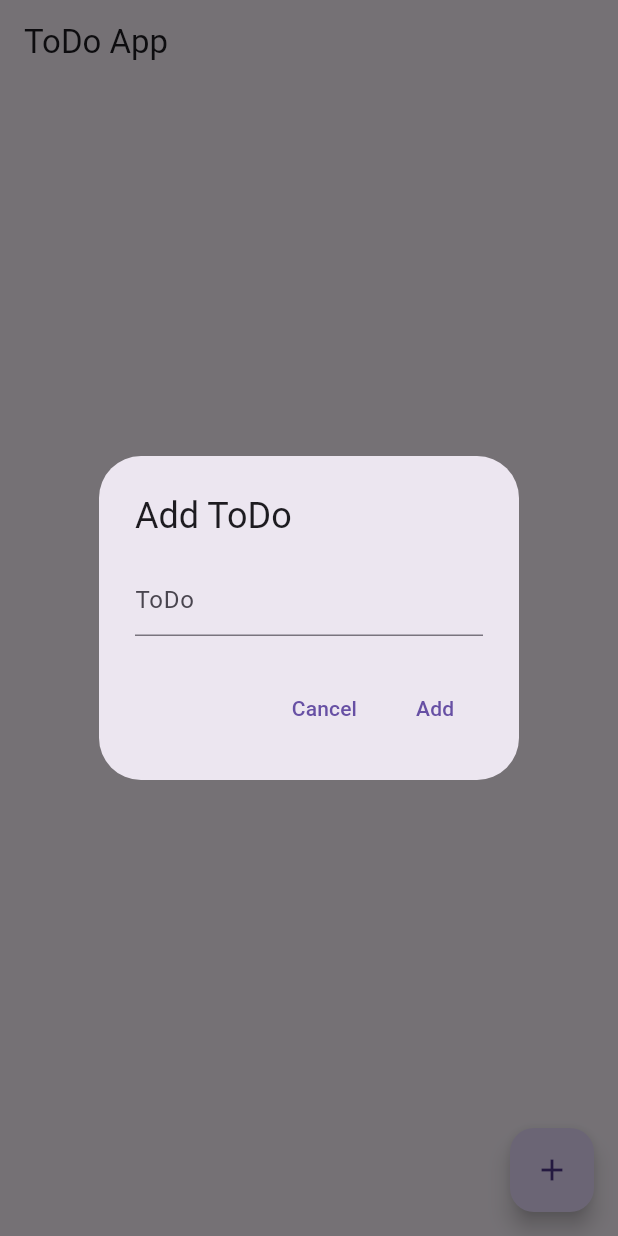
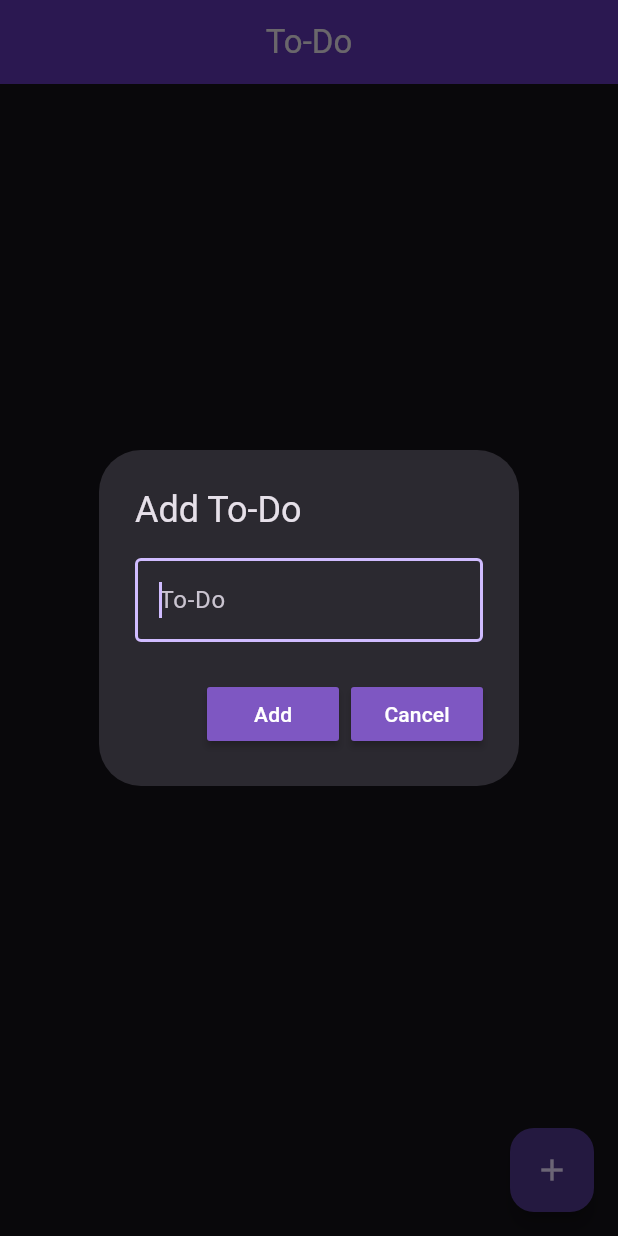
Before and after one commit to dumaloo/todo_getX_hive, a Flutter app: the screen it shows after launch, after a tap on the "add" icon, on a phone screen of 412 x 824 dp. Run offline on Flutter 3.47's test engine with Material 3 defaults, Android fonts, the light colour scheme and no system bars; our stand-ins replace get, hive; accounts and stored records are empty.

Commit message:
feat:update delete todo feat and UI;changed theme improved look and feel of todo app

```diff
--- a/lib/main.dart
+++ b/lib/main.dart
@@ -12,6 +12,8 @@ class MyApp extends StatelessWidget {
   @override
   Widget build(BuildContext context) {
     return GetMaterialApp(
+      debugShowCheckedModeBanner: false,
+      theme: ThemeData.dark(),
       home: HomeScreen(),
     );
   }
--- a/lib/screens/home_screen.dart
+++ b/lib/screens/home_screen.dart
@@ -14,19 +14,17 @@ class HomeScreen extends StatelessWidget {
       context: Get.context!,
       builder: (BuildContext context) {
         return AlertDialog(
-          title: Text(editingIndex == -1 ? 'Add ToDo' : 'Edit ToDo'),
+          title: Text(editingIndex == -1 ? 'Add To-Do' : 'Edit To-Do'),
           content: TextField(
             controller: editingController,
-            decoration: InputDecoration(hintText: 'ToDo'),
+            decoration: const InputDecoration(
+              hintText: 'To-Do',
+              border: OutlineInputBorder(),
+            ),
+            autofocus: true,
           ),
           actions: [
-            TextButton(
-              onPressed: () {
-                Get.back(); // Close the dialog without adding ToDo
-              },
-              child: Text('Cancel'),
-            ),
-            TextButton(
+            MaterialButton(
               onPressed: () {
                 if (editingIndex == -1) {
                   toDoController.addTodo(editingController.text);
@@ -38,7 +36,16 @@ class HomeScreen extends StatelessWidget {
                 editingController.text = ''; // Clear the text field
                 Get.back(); // Close the dialog
               },
-              child: Text('Add'),
+              color: Colors.deepPurple[400],
+              child: const Text('Add'),
+            ),
+            MaterialButton(
+              onPressed: () {
+                editingController.text = '';
+                Get.back(); // Close the dialog without adding ToDo
+              },
+              color: Colors.deepPurple[400],
+              child: const Text('Cancel'),
             ),
           ],
         );
@@ -51,7 +58,9 @@ class HomeScreen extends StatelessWidget {
     return GetBuilder<ToDoController>(builder: (toDoController) {
       return Scaffold(
         appBar: AppBar(
-          title: Text('ToDo App'),
+          centerTitle: true,
+          title: const Text('To-Do'),
+          backgroundColor: Colors.deepPurple[600],
         ),
         body: Column(
           children: [
@@ -60,32 +69,47 @@ class HomeScreen extends StatelessWidget {
                 itemCount: toDoController.toDos.length,
                 itemBuilder: (context, index) {
                   var todo = toDoController.toDos[index];
-                  return ListTile(
+                  return Dismissible(
+                    key: UniqueKey(), // Provide a unique key
+                    onDismissed: (direction) {
+                      toDoController.removeTodo(index);
+                      toDoController.update();
+                      Get.snackbar(
+                        'Task Removed',
+                        'Task Removed',
+                        duration: const Duration(seconds: 2),
+                      );
+                    },
+                    background: Container(
+                      color: Colors.red[400],
+                      alignment: Alignment.centerRight,
+                      padding: const EdgeInsets.only(right: 16.0),
+                      child: const Icon(Icons.delete, color: Colors.white),
+                    ),
+                    child: ListTile(
                       title: Text(
                         todo.title,
                         style: TextStyle(
                           decoration: todo.isCompleted
                               ? TextDecoration.lineThrough
                               : TextDecoration.none,
-                        color: todo.isCompleted ? Colors.red : Colors.black,
+                          color: todo.isCompleted ? Colors.grey : Colors.white,
                         ),
                       ),
-                    trailing: Checkbox(
+                      leading: Checkbox(
                         value: todo.isCompleted,
                         onChanged: (value) {
                           toDoController.toggleTodoStatus(index);
                           toDoController.update();
                         },
                       ),
-                    onLongPress: () {
-                      toDoController.removeTodo(index);
-                      toDoController.update();
-                    },
+                      trailing: const Icon(Icons.chevron_right_rounded),
                       onTap: () {
                         editingIndex = index;
                         editingController.text = todo.title;
                         _showAddDialog(); // Open the dialog for editing
                       },
+                    ),
                   );
                 },
               ),
@@ -96,7 +120,7 @@ class HomeScreen extends StatelessWidget {
           onPressed: () {
             _showAddDialog(); // Open the dialog for adding new ToDo
           },
-          child: Icon(Icons.add),
+          child: const Icon(Icons.add),
         ),
       );
     });
```
Lines whose indentation alone changed are shown as unchanged.
